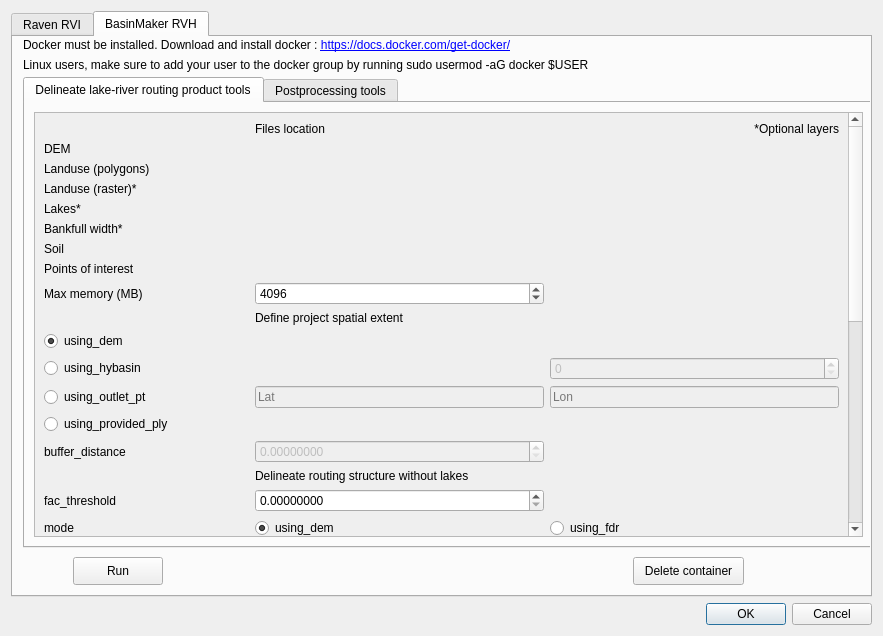
Old version of the form qraven/qraven_dialog_base.ui in the repository Scriptbash/QRaven.
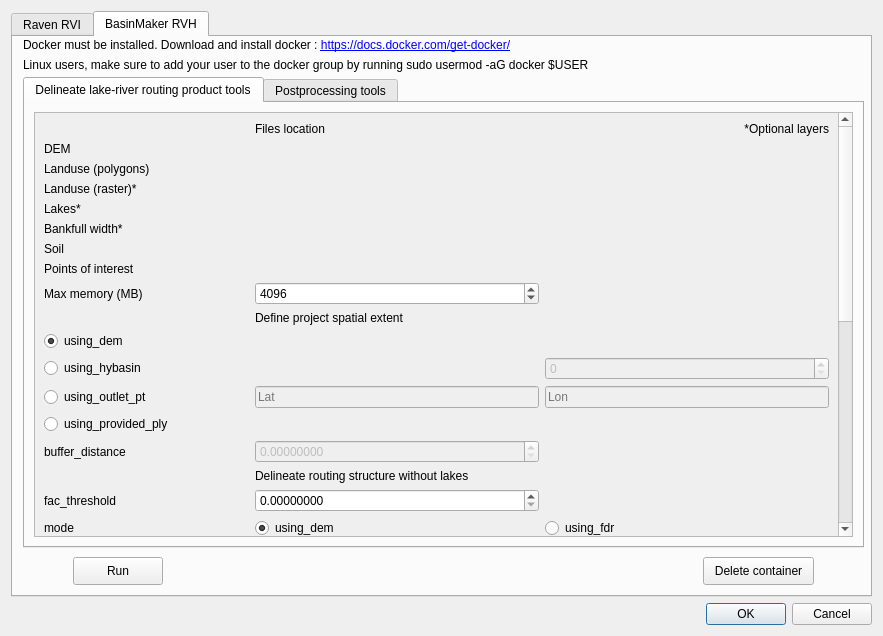
New version of the form. The open tabs and pages were chosen to show the change. Custom widgets are drawn as their Qt base class.

Commit message: Adjusted some UI elements

```diff
--- a/qraven/qraven_dialog_base.ui
+++ b/qraven/qraven_dialog_base.ui
@@ -2469,7 +2469,7 @@
       <widget class="QPushButton" name="btn_dockerrm">
        <property name="geometry">
         <rect>
-         <x>620</x>
+         <x>690</x>
          <y>520</y>
          <width>111</width>
          <height>28</height>
@@ -2484,7 +2484,7 @@
         <rect>
          <x>10</x>
          <y>40</y>
-         <width>851</width>
+         <width>841</width>
          <height>471</height>
         </rect>
        </property>
@@ -2505,8 +2505,8 @@
             <property name="geometry">
              <rect>
               <x>0</x>
-              <y>0</y>
-              <width>814</width>
+              <y>-419</y>
+              <width>804</width>
               <height>1114</height>
              </rect>
             </property>
```
Left out of the diff: 6 changed lines with no effect on the pictures.
